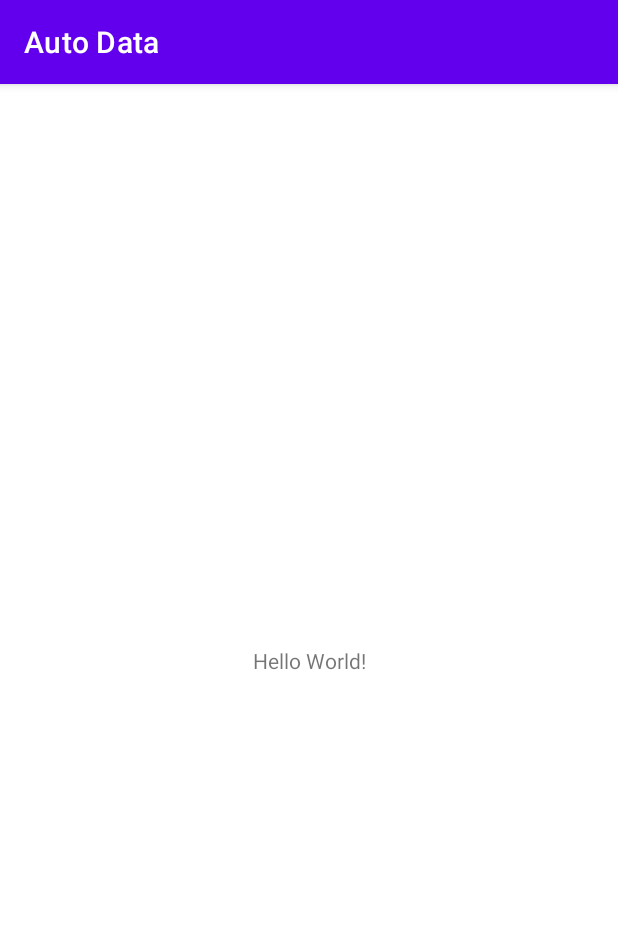
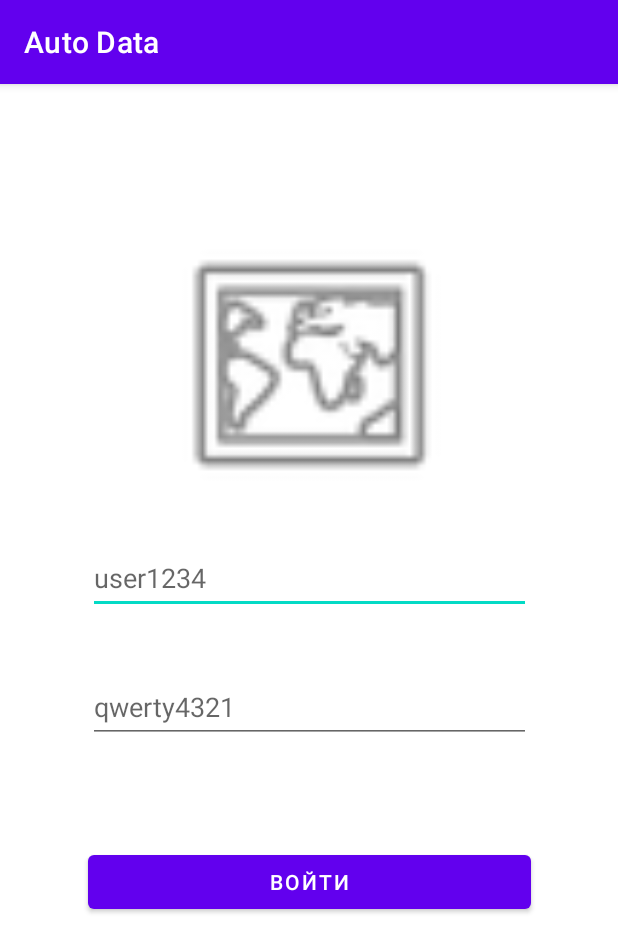
Before and after one commit to AlexKravchenko0412/AutoData, an Android app: the screen it shows after launch (MainActivity), on a phone screen of 412 x 824 dp. Shown: the top 952 px of the screen. Run offline under Robolectric (Android 15) with nearby library versions, the phone set to English and light mode, and no system bars.

Commit message:
First activity layout added (without realisation)

```diff
--- a/app/src/main/java/android/example/autodata/MainActivity.java
+++ b/app/src/main/java/android/example/autodata/MainActivity.java
@@ -11,6 +11,6 @@ public class MainActivity extends AppCompatActivity {
     protected void onCreate(Bundle savedInstanceState) {
         super.onCreate(savedInstanceState);
         setContentView(R.layout.activity_main);
-        Toast.makeText(this, "123", Toast.LENGTH_SHORT).show();
+
     }
 }
--- a/app/src/main/res/layout/activity_main.xml
+++ b/app/src/main/res/layout/activity_main.xml
@@ -2,17 +2,54 @@
 <androidx.constraintlayout.widget.ConstraintLayout xmlns:android="http://schemas.android.com/apk/res/android"
     xmlns:app="http://schemas.android.com/apk/res-auto"
     xmlns:tools="http://schemas.android.com/tools"
+    android:id="@+id/ConstraintLayout"
     android:layout_width="match_parent"
     android:layout_height="match_parent"
     tools:context=".MainActivity">
 
-    <TextView
-        android:layout_width="wrap_content"
-        android:layout_height="wrap_content"
-        android:text="Hello World!"
-        app:layout_constraintBottom_toBottomOf="parent"
-        app:layout_constraintLeft_toLeftOf="parent"
-        app:layout_constraintRight_toRightOf="parent"
+    <ImageView
+        android:id="@+id/autoDataLogo"
+        android:layout_width="193.17dp"
+        android:layout_height="184dp"
+        android:layout_marginTop="95dp"
+        android:contentDescription="@string/auto_data_logo"
+        app:layout_constraintEnd_toEndOf="parent"
+        app:layout_constraintStart_toStartOf="parent"
+        app:layout_constraintTop_toTopOf="parent"
+        app:srcCompat="@android:drawable/ic_menu_mapmode" />
+
+    <EditText
+        android:id="@+id/editTextLogin"
+        android:layout_width="295dp"
+        android:layout_height="48dp"
+        android:layout_marginTop="305dp"
+        android:ems="10"
+        android:hint="@string/login_hint"
+        app:layout_constraintEnd_toEndOf="parent"
+        app:layout_constraintStart_toStartOf="parent"
         app:layout_constraintTop_toTopOf="parent" />
 
+    <EditText
+        android:id="@+id/editTextPassword"
+        android:layout_width="295dp"
+        android:layout_height="48dp"
+        android:layout_marginTop="391dp"
+        android:ems="10"
+        android:hint="@string/password_hint"
+        android:inputType="textPassword"
+        app:layout_constraintEnd_toEndOf="parent"
+        app:layout_constraintStart_toStartOf="parent"
+        app:layout_constraintTop_toTopOf="parent" />
+
+    <Button
+        android:id="@+id/buttonEnter"
+        android:layout_width="295dp"
+        android:layout_height="48dp"
+        android:layout_marginTop="489dp"
+        android:layout_marginBottom="194dp"
+        android:text="@string/btn_enter"
+        app:layout_constraintBottom_toBottomOf="parent"
+        app:layout_constraintEnd_toEndOf="parent"
+        app:layout_constraintStart_toStartOf="parent"
+        app:layout_constraintTop_toTopOf="parent" />
 </androidx.constraintlayout.widget.ConstraintLayout>
--- a/app/src/main/res/values/strings.xml
+++ b/app/src/main/res/values/strings.xml
@@ -1,3 +1,8 @@
 <resources>
     <string name="app_name">Auto Data</string>
+    <string name="auto_data_logo">Auto Data логотип</string>
+    <string name="login_hint">user1234</string>
+    <string name="password_hint">qwerty4321</string>
+    <string name="btn_enter">Войти</string>
+
 </resources>
```
